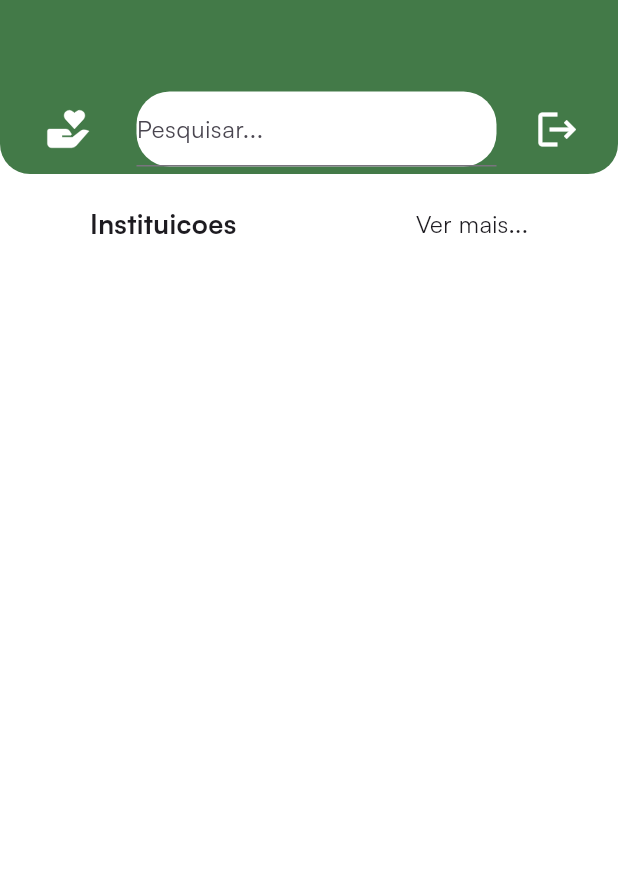
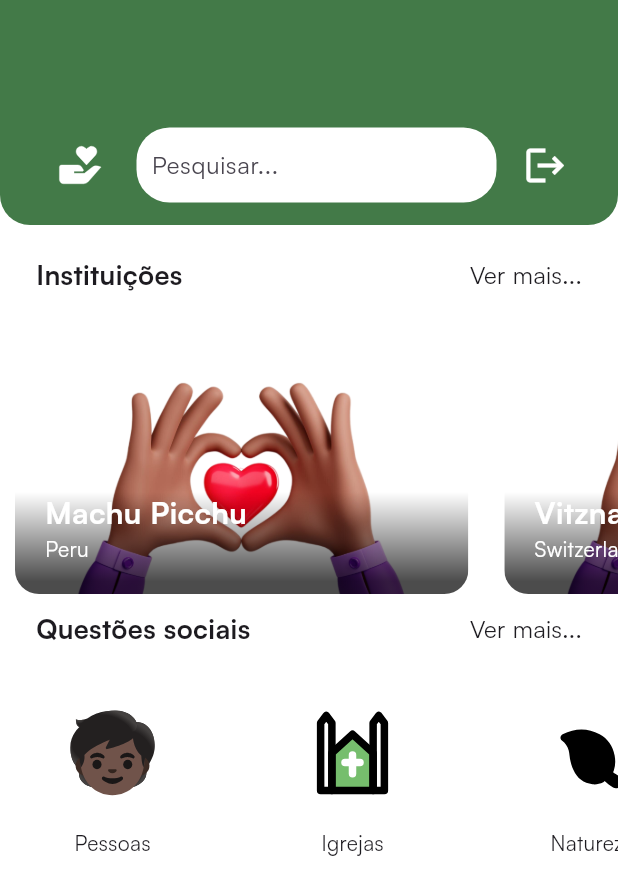
Before and after one commit to Aylton-Sitefane/donationapp, a Flutter app: the HomePageClientScreen screen opened directly, on a phone screen of 412 x 824 dp. Shown: the top 895 px of the screen. Run offline on Flutter 3.47's test engine with Material 3 defaults, Android fonts, the phone set to English and light mode, and no system bars; our stand-ins replace csc_picker, flutter_svg, shared_preferences; accounts and stored records are empty.

Commit message:
Adicao de ficheiros svg e design da home page

```diff
--- a/lib/core/config/assets/app_vectors.dart
+++ b/lib/core/config/assets/app_vectors.dart
@@ -8,4 +8,8 @@ class AppVectors{
   static const String darkMode = '${basePath}moon$format';
   static const String back = '${basePath}back$format';
   static const String profile = '${basePath}profile$format';
+  static const String people = '${basePath}people$format';
+  static const String church = '${basePath}church$format';
+  static const String nature = '${basePath}nature$format';
+  static const String school = '${basePath}school$format';
 }
--- /dev/null
+++ b/lib/views/homeclient/home/components/institution_list.dart
@@ -0,0 +1,29 @@
+import 'package:donationapp/views/homeclient/home/components/institution_list_item.dart';
+import 'package:flutter/material.dart';
+
+
+class InstitutionList extends StatelessWidget {
+  const InstitutionList({super.key});
+
+  @override
+  Widget build(BuildContext context) {
+    return SizedBox(
+      height: 190,
+      child: ListView.builder(
+        scrollDirection: Axis.horizontal,
+        itemCount: institutions.length,
+        itemBuilder: (context, index) {
+          final institution = institutions[index];
+          return Padding(
+            padding: const EdgeInsets.only(right: 4.0),
+            child: InstitutionListItem(
+              country: institution.place,
+              name: institution.name,
+              imageUrl: institution.imageUrl,
+            ),
+          );
+        },
+      ),
+    );
+  }
+}
--- /dev/null
+++ b/lib/views/homeclient/home/components/institution_list_item.dart
@@ -0,0 +1,193 @@
+import 'package:donationapp/core/config/assets/app_images.dart';
+import 'package:flutter/material.dart';
+
+@immutable
+class InstitutionListItem extends StatelessWidget {
+   InstitutionListItem({
+    super.key,
+    required this.imageUrl,
+    required this.name,
+    required this.country,
+  });
+
+  final String imageUrl;
+  final String name;
+  final String country;
+  final GlobalKey _backgroundImageKey = GlobalKey();
+  @override
+  Widget build(BuildContext context) {
+    return Padding(
+      padding: const EdgeInsets.symmetric(horizontal: 10, vertical: 10),
+      child: AspectRatio(
+        aspectRatio: 16 / 9,
+        child: ClipRRect(
+          borderRadius: BorderRadius.circular(16),
+          child: Stack(
+            children: [
+              _buildParallaxBackground(context),
+              _buildGradient(),
+              _buildTitleAndSubtitle(),
+            ],
+          ),
+        ),
+      ),
+    );
+  }
+
+  Widget _buildParallaxBackground(BuildContext context) {
+    return Positioned.fill(
+      child: Flow(
+        delegate: ParallaxFlowDelegate(
+          scrollable: Scrollable.of(context),
+          listItemContext: context,
+          backgroundImageKey: _backgroundImageKey,
+        ),
+        children: [
+          Image.asset(
+            imageUrl,
+            key: _backgroundImageKey,
+            fit: BoxFit.cover,
+          ),
+        ],
+      ),
+    );
+  }
+
+  Widget _buildGradient() {
+    return Positioned.fill(
+      child: DecoratedBox(
+        decoration: BoxDecoration(
+          gradient: LinearGradient(
+            colors: [Colors.transparent, Colors.black.withOpacity(0.7)],
+            begin: Alignment.topCenter,
+            end: Alignment.bottomCenter,
+            stops: const [0.6, 0.95],
+          ),
+        ),
+      ),
+    );
+  }
+
+  Widget _buildTitleAndSubtitle() {
+    return Positioned(
+      left: 20,
+      bottom: 20,
+      child: Column(
+        mainAxisSize: MainAxisSize.min,
+        crossAxisAlignment: CrossAxisAlignment.start,
+        children: [
+          Text(
+            name,
+            style: const TextStyle(
+              color: Colors.white,
+              fontSize: 20,
+              fontWeight: FontWeight.bold,
+            ),
+          ),
+          Text(
+            country,
+            style: const TextStyle(
+              color: Colors.white,
+              fontSize: 14,
+            ),
+          ),
+        ],
+      ),
+    );
+  }
+}
+
+class ParallaxFlowDelegate extends FlowDelegate {
+  ParallaxFlowDelegate(
+      {
+        required this.scrollable,
+        required this.listItemContext,
+        required this.backgroundImageKey,
+      }
+
+      ): super(repaint: scrollable.position);
+  final ScrollableState scrollable;
+  final BuildContext listItemContext;
+  final GlobalKey backgroundImageKey;
+
+  @override
+  BoxConstraints getConstraintsForChild(int i, BoxConstraints constraints) {
+    return BoxConstraints.tightFor(
+      width: constraints.maxWidth,
+    );
+  }
+
+  @override
+  void paintChildren(FlowPaintingContext context) {
+    final scrollableBox = scrollable.context.findRenderObject() as RenderBox;
+    final listItemBox = listItemContext.findRenderObject() as RenderBox;
+    final listItemOffset = listItemBox.localToGlobal(
+      listItemBox.size.centerLeft(Offset.zero),
+      ancestor: scrollableBox,
+    );
+
+    final viewportDimension = scrollable.position.viewportDimension;
+    final scrollFraction = (listItemOffset.dy / viewportDimension).clamp(0.0, 1.0);
+
+    final verticalAlignment = Alignment(0.0, scrollFraction * 2 - 1);
+
+    // Verificação se currentContext é nulo
+    if (backgroundImageKey.currentContext != null) {
+      final backgroundSize = (backgroundImageKey.currentContext!.findRenderObject() as RenderBox).size;
+      final listItemSize = context.size;
+      final childRect = verticalAlignment.inscribe(backgroundSize, Offset.zero & listItemSize);
+
+      context.paintChild(
+        0,
+        transform: Transform.translate(offset: Offset(0.0, childRect.top)).transform,
+      );
+    }
+  }
+
+  @override
+  bool shouldRepaint(ParallaxFlowDelegate oldDelegate) {
+    return scrollable != oldDelegate.scrollable ||
+        listItemContext != oldDelegate.listItemContext ||
+        backgroundImageKey != oldDelegate.backgroundImageKey;
+  }
+}
+
+class Institution {
+  const Institution({
+    required this.name,
+    required this.place,
+    required this.imageUrl,
+  });
+
+  final String name;
+  final String place;
+  final String imageUrl;
+}
+const institutions = [
+
+  Institution(
+    name: 'Machu Picchu',
+    place: 'Peru',
+    imageUrl: AppImages.introImage,
+  ),
+  Institution(
+    name: 'Vitznau',
+    place: 'Switzerland',
+    imageUrl: AppImages.introImage,
+  ),
+  Institution(
+    name: 'Bali',
+    place: 'Indonesia',
+    imageUrl: AppImages.introImage,
+  ),
+  Institution(
+    name: 'Mexico City',
+    place: 'Mexico',
+    imageUrl: AppImages.introImage,
+  ),
+  Institution(
+    name: 'Cairo',
+    place: 'Egypt',
+    imageUrl: AppImages.introImage,
+  ),
+];
--- /dev/null
+++ b/lib/views/homeclient/home/components/social_list.dart
@@ -0,0 +1,67 @@
+import 'package:donationapp/core/config/assets/app_vectors.dart';
+import 'package:flutter/material.dart';
+import 'package:flutter_svg/svg.dart';
+
+class SocialList extends StatelessWidget {
+  const SocialList({super.key});
+
+  @override
+  Widget build(BuildContext context) {
+    double width = 150;
+    return Container(
+      margin: const EdgeInsets.symmetric(vertical: 20),
+      height: 150,
+      child: ListView(
+        scrollDirection: Axis.horizontal,
+        children: <Widget>[
+          Container(
+            width: width,
+            child: Column(
+              children: [
+                SvgPicture.asset(AppVectors.people, height: 100,width: 60,),
+                Text('Pessoas'),
+              ],
+            ),
+          ),
+          SizedBox(
+            width: 10,
+          ),
+          Container(
+            width: width,
+            child: Column(
+              children: [
+                SvgPicture.asset(AppVectors.church, height: 100,width: 60,),
+                Text('Igrejas'),
+              ],
+            ),
+          ),
+          SizedBox(
+            width: 10,
+          ),
+          Container(
+            width: width,
+            child: Column(
+              children: [
+                SvgPicture.asset(AppVectors.nature, height: 100,width: 60,),
+                Text('Natureza'),
+              ],
+            ),
+          ),
+          SizedBox(
+            width: 10,
+          ),
+          Container(
+            width: width,
+            child: Column(
+              children: [
+                SvgPicture.asset(AppVectors.school, height: 100,width: 60,),
+                Text('Escolas'),
+              ],
+            ),
+          ),
+
+        ],
+      ),
+    );
+  }
+}
--- a/lib/views/homeclient/home/home_page_client_screen.dart
+++ b/lib/views/homeclient/home/home_page_client_screen.dart
@@ -1,5 +1,7 @@
 import 'package:donationapp/core/config/assets/app_vectors.dart';
 import 'package:donationapp/core/config/theme/app-color.dart';
+import 'package:donationapp/views/homeclient/home/components/institution_list.dart';
+import 'package:donationapp/views/homeclient/home/components/social_list.dart';
 import 'package:flutter/material.dart';
 import 'package:flutter_svg/flutter_svg.dart';
 
@@ -11,21 +13,18 @@ class HomePageClientScreen extends StatelessWidget {
     return Scaffold(
       appBar: AppBar(
         automaticallyImplyLeading: false,
-      ),
-      body: Column(
-        crossAxisAlignment: CrossAxisAlignment.start,
-        children: [
-          Container(
-            height: 60,
-            width: double.infinity,
-            decoration: const BoxDecoration(
-              color: AppColor.appbarColor,
+        backgroundColor: AppColor.appbarColor,
+        toolbarHeight: 150,
+        shape: const RoundedRectangleBorder(
           borderRadius: BorderRadius.only(
             bottomLeft: Radius.circular(20),
             bottomRight: Radius.circular(20),
           ),
         ),
-            child: Row(
+        title: Column(
+          children: [
+            const SizedBox(height: 70,),
+            Row(
               mainAxisAlignment: MainAxisAlignment.spaceEvenly,
               children: [
                 SvgPicture.asset(
@@ -40,7 +39,11 @@ class HomePageClientScreen extends StatelessWidget {
                     borderRadius: BorderRadius.circular(22),
                   ),
                   child: const TextField(
-                    decoration: InputDecoration(labelText: 'Pesquisar...'),
+                    decoration: InputDecoration(
+                      labelText: 'Pesquisar...',
+                      border: InputBorder.none,
+                      contentPadding: EdgeInsets.all(10),
+                    ),
                   ),
                 ),
                 const Icon(
@@ -50,15 +53,21 @@ class HomePageClientScreen extends StatelessWidget {
                 ),
               ],
             ),
+          ],
         ),
-          const SizedBox(
-            height: 20,
       ),
-          const Row(
-            mainAxisAlignment: MainAxisAlignment.spaceAround,
+      body: const SingleChildScrollView(
+        child: Column(
+          crossAxisAlignment: CrossAxisAlignment.start,
+          children: [
+            SizedBox(height: 20),
+            Padding(
+              padding: EdgeInsets.symmetric(horizontal: 24.0),
+              child: Row(
+                mainAxisAlignment: MainAxisAlignment.spaceBetween,
                 children: [
                   Text(
-                'Instituicoes',
+                    'Instituições',
                     style: TextStyle(fontSize: 18, fontWeight: FontWeight.w600),
                   ),
                   Text(
@@ -67,8 +76,28 @@ class HomePageClientScreen extends StatelessWidget {
                   ),
                 ],
               ),
-
+            ),
+            SizedBox(height: 20),
+            InstitutionList(), // Lista de instituições
+            Padding(
+              padding: EdgeInsets.symmetric(horizontal: 24.0),
+              child: Row(
+                mainAxisAlignment: MainAxisAlignment.spaceBetween,
+                children: [
+                  Text(
+                    'Questões sociais',
+                    style: TextStyle(fontWeight: FontWeight.w600, fontSize: 18),
+                  ),
+                  Text(
+                    'Ver mais...',
+                    style: TextStyle(fontSize: 16, fontWeight: FontWeight.w400),
+                  ),
                 ],
+              ),
+            ),
+            SocialList(),
+          ],
+        ),
       ),
     );
   }
--- a/lib/views/intro/get_started_page.dart
+++ b/lib/views/intro/get_started_page.dart
@@ -130,7 +130,7 @@ class _GetStartedPageState extends State<GetStartedPage> {
                     height: 70,
                     child: OutlinedButton(
                       onPressed: () {
-                        Navigator.push(context, MaterialPageRoute(builder: (context) => RegisterScreen(),),);
+                        Navigator.push(context, MaterialPageRoute(builder: (context) => const RegisterScreen(),),);
                       },
                       style: OutlinedButton.styleFrom(
                           backgroundColor: AppColor.primaryColor,
```
Also changed, not shown: lib/views/homeclient/donate/donate_page_client_screen.dart (+54 -1 lines), lib/views/homeclient/favorite/favorite_page_client_screen.dart (+51 -1 lines), assets/vector/church.svg (added), assets/vector/nature.svg (added), assets/vector/people.svg (added), assets/vector/school.svg (added). Lines whose indentation alone changed are shown as unchanged.
